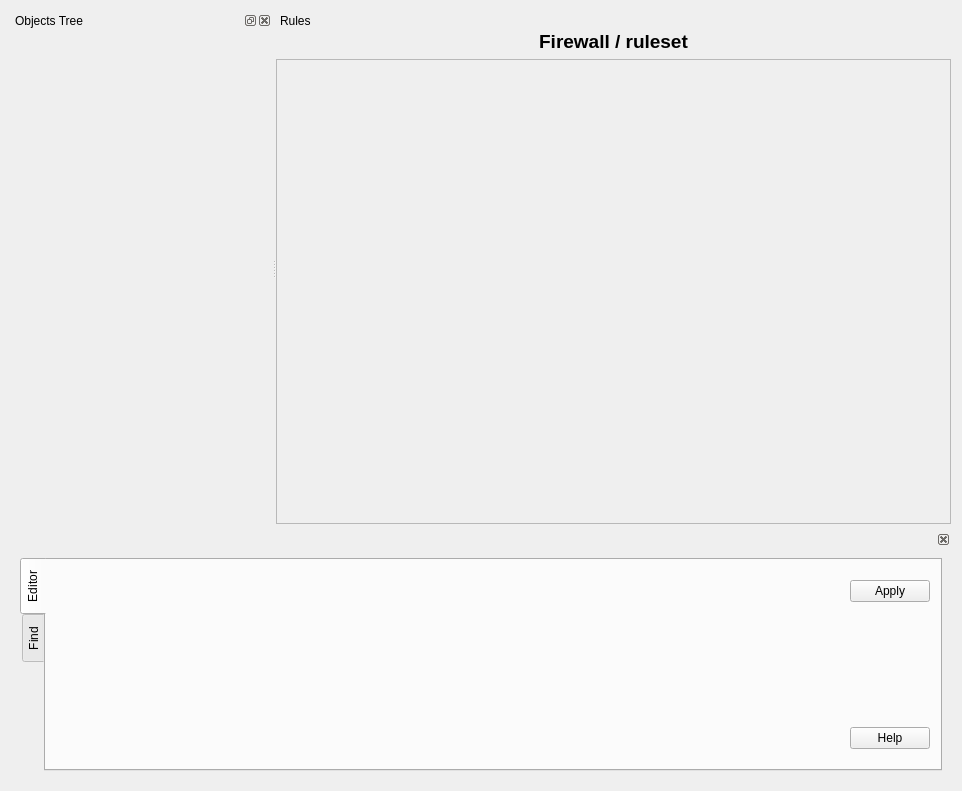
Above: src/gui/projectpanel_q.ui from fwbuilder/fwbuilder before the change. Below: the same form after it.
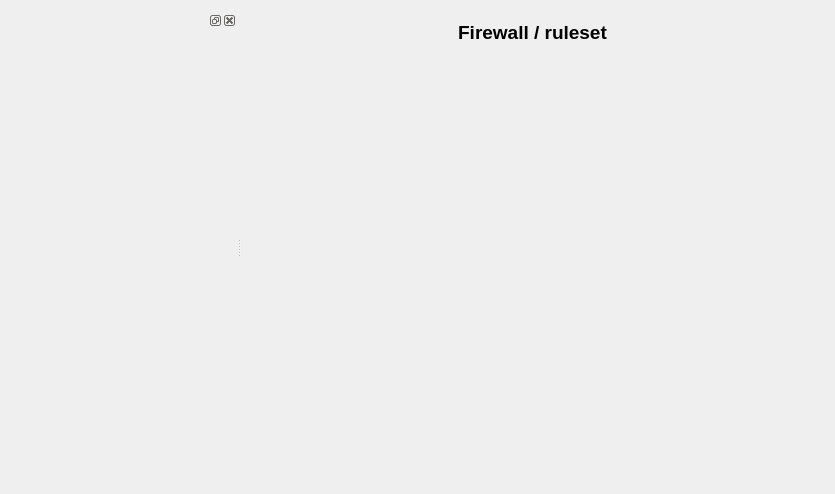
That is the form after the change. Icons and pictures are not drawn. Custom widgets are drawn as their Qt base class.

Commit message: editor panel docked into the main window rather than ProjectPanel

What changed in the file:
```diff
--- a/src/gui/projectpanel_q.ui
+++ b/src/gui/projectpanel_q.ui
@@ -5,8 +5,8 @@
    <rect>
     <x>0</x>
     <y>0</y>
-    <width>962</width>
-    <height>791</height>
+    <width>835</width>
+    <height>494</height>
    </rect>
   </property>
   <property name="windowTitle" >
@@ -16,7 +16,7 @@
    <iconset resource="MainRes.qrc" >
     <normaloff>:/Images/fwbuilder3.png</normaloff>:/Images/fwbuilder3.png</iconset>
   </property>
-  <layout class="QGridLayout" name="gridLayout" >
+  <layout class="QGridLayout" name="gridLayout_2" >
    <item row="0" column="0" >
     <widget class="QSplitter" name="topSplitter" >
      <property name="orientation" >
@@ -48,7 +48,7 @@
           <set>Qt::LeftDockWidgetArea</set>
          </property>
          <property name="windowTitle" >
-          <string>Objects Tree</string>
+          <string/>
          </property>
          <widget class="QWidget" name="dockWidgetContents" >
           <layout class="QGridLayout" name="gridLayout_4" >
@@ -96,291 +96,46 @@
       <property name="frameShadow" >
        <enum>QFrame::Raised</enum>
       </property>
-      <layout class="QGridLayout" name="rulesDockWidgetParentFrameLayout" >
-       <property name="margin" >
+      <layout class="QGridLayout" name="gridLayout" >
+       <property name="leftMargin" >
         <number>0</number>
        </property>
-       <item row="0" column="0" >
-        <widget class="QDockWidget" name="rulesDockWidget" >
-         <property name="sizePolicy" >
-          <sizepolicy vsizetype="Preferred" hsizetype="Expanding" >
-           <horstretch>0</horstretch>
-           <verstretch>0</verstretch>
-          </sizepolicy>
-         </property>
-         <property name="floating" >
-          <bool>false</bool>
-         </property>
-         <property name="features" >
-          <set>QDockWidget::NoDockWidgetFeatures</set>
-         </property>
-         <property name="allowedAreas" >
-          <set>Qt::AllDockWidgetAreas</set>
-         </property>
-         <property name="windowTitle" >
-          <string>Rules</string>
-         </property>
-         <widget class="QWidget" name="dockWidgetContents_2" >
-          <layout class="QGridLayout" name="gridLayout_3" >
-           <property name="margin" >
-            <number>0</number>
-           </property>
-           <item row="0" column="0" >
-            <widget class="QLabel" name="rulesetname" >
-             <property name="font" >
-              <font>
-               <pointsize>14</pointsize>
-               <weight>75</weight>
-               <bold>true</bold>
-              </font>
-             </property>
-             <property name="text" >
-              <string>Firewall / ruleset</string>
-             </property>
-             <property name="alignment" >
-              <set>Qt::AlignCenter</set>
-             </property>
-            </widget>
-           </item>
-           <item row="1" column="0" >
-            <widget class="QFrame" name="ruleSets2" >
-             <property name="sizePolicy" >
-              <sizepolicy vsizetype="Expanding" hsizetype="Preferred" >
-               <horstretch>0</horstretch>
-               <verstretch>144</verstretch>
-              </sizepolicy>
-             </property>
-             <property name="frameShape" >
-              <enum>QFrame::StyledPanel</enum>
-             </property>
-             <property name="frameShadow" >
-              <enum>QFrame::Raised</enum>
-             </property>
-             <layout class="QGridLayout" name="_2" >
-              <property name="margin" >
-               <number>0</number>
-              </property>
-              <property name="spacing" >
-               <number>0</number>
-              </property>
-              <item row="0" column="0" >
-               <widget class="QStackedWidget" name="ruleSets" >
-                <property name="currentIndex" >
-                 <number>1</number>
-                </property>
-                <widget class="QWidget" name="page" />
-                <widget class="QWidget" name="page_2" />
-               </widget>
-              </item>
-             </layout>
-            </widget>
-           </item>
-          </layout>
-         </widget>
-        </widget>
-       </item>
-      </layout>
-     </widget>
-    </widget>
-   </item>
-   <item row="1" column="0" >
-    <widget class="ObjectEditorDockWidget" name="bottomDockWidget" >
-     <property name="sizePolicy" >
-      <sizepolicy vsizetype="Fixed" hsizetype="Preferred" >
-       <horstretch>0</horstretch>
-       <verstretch>0</verstretch>
-      </sizepolicy>
-     </property>
-     <property name="maximumSize" >
-      <size>
-       <width>524287</width>
-       <height>250</height>
-      </size>
-     </property>
-     <property name="features" >
-      <set>QDockWidget::DockWidgetClosable</set>
-     </property>
-     <property name="allowedAreas" >
-      <set>Qt::BottomDockWidgetArea</set>
-     </property>
-     <widget class="QWidget" name="dockWidgetContents_5" >
-      <layout class="QGridLayout" name="gridLayout_6" >
+       <property name="topMargin" >
+        <number>10</number>
+       </property>
        <property name="rightMargin" >
-        <number>9</number>
+        <number>0</number>
+       </property>
+       <property name="bottomMargin" >
+        <number>0</number>
+       </property>
+       <property name="horizontalSpacing" >
+        <number>0</number>
        </property>
        <item row="0" column="0" >
-        <widget class="QTabWidget" name="bottomPanelTabWidget" >
-         <property name="sizePolicy" >
-          <sizepolicy vsizetype="Fixed" hsizetype="Expanding" >
-           <horstretch>0</horstretch>
-           <verstretch>0</verstretch>
-          </sizepolicy>
+        <widget class="QLabel" name="rulesetname" >
+         <property name="font" >
+          <font>
+           <pointsize>14</pointsize>
+           <weight>75</weight>
+           <bold>true</bold>
+          </font>
          </property>
-         <property name="maximumSize" >
-          <size>
-           <width>16777215</width>
-           <height>250</height>
-          </size>
+         <property name="text" >
+          <string>Firewall / ruleset</string>
          </property>
-         <property name="tabPosition" >
-          <enum>QTabWidget::West</enum>
+         <property name="alignment" >
+          <set>Qt::AlignCenter</set>
          </property>
+        </widget>
+       </item>
+       <item row="1" column="0" >
+        <widget class="QStackedWidget" name="ruleSets" >
          <property name="currentIndex" >
           <number>0</number>
          </property>
-         <property name="tabsClosable" stdset="0" >
-          <bool>false</bool>
-         </property>
-         <widget class="QWidget" name="tab_editor" >
-          <attribute name="title" >
-           <string>Editor</string>
-          </attribute>
-          <layout class="QGridLayout" name="gridLayout_5" >
-           <property name="leftMargin" >
-            <number>0</number>
-           </property>
-           <property name="topMargin" >
-            <number>0</number>
-           </property>
-           <property name="rightMargin" >
-            <number>10</number>
-           </property>
-           <property name="bottomMargin" >
-            <number>0</number>
-           </property>
-           <item row="0" column="0" >
-            <widget class="QStackedWidget" name="objectEditorStack" >
-             <property name="sizePolicy" >
-              <sizepolicy vsizetype="Preferred" hsizetype="Preferred" >
-               <horstretch>0</horstretch>
-               <verstretch>0</verstretch>
-              </sizepolicy>
-             </property>
-             <property name="minimumSize" >
-              <size>
-               <width>200</width>
-               <height>200</height>
-              </size>
-             </property>
-             <property name="maximumSize" >
-              <size>
-               <width>16777215</width>
-               <height>1677215</height>
-              </size>
-             </property>
-             <property name="focusPolicy" >
-              <enum>Qt::StrongFocus</enum>
-             </property>
-             <property name="frameShape" >
-              <enum>QFrame::NoFrame</enum>
-             </property>
-             <widget class="QWidget" name="WStackPage" >
-              <property name="sizePolicy" >
-               <sizepolicy vsizetype="Minimum" hsizetype="Preferred" >
-                <horstretch>0</horstretch>
-                <verstretch>0</verstretch>
-               </sizepolicy>
-              </property>
-             </widget>
-            </widget>
-           </item>
-           <item row="0" column="1" >
-            <layout class="QVBoxLayout" name="verticalLayout" >
-             <property name="topMargin" >
-              <number>20</number>
-             </property>
-             <property name="bottomMargin" >
-              <number>20</number>
-             </property>
-             <item>
-              <widget class="QPushButton" name="applyObjectEditorButton" >
-               <property name="sizePolicy" >
-                <sizepolicy vsizetype="Fixed" hsizetype="Fixed" >
-                 <horstretch>0</horstretch>
-                 <verstretch>0</verstretch>
-                </sizepolicy>
-               </property>
-               <property name="minimumSize" >
-                <size>
-                 <width>0</width>
-                 <height>0</height>
-                </size>
-               </property>
-               <property name="text" >
-                <string>Apply</string>
-               </property>
-              </widget>
-             </item>
-             <item>
-              <spacer name="verticalSpacer" >
-               <property name="orientation" >
-                <enum>Qt::Vertical</enum>
-               </property>
-               <property name="sizeHint" stdset="0" >
-                <size>
-                 <width>20</width>
-                 <height>40</height>
-                </size>
-               </property>
-              </spacer>
-             </item>
-             <item>
-              <widget class="QPushButton" name="helpObjectEditorButton" >
-               <property name="text" >
-                <string>Help</string>
-               </property>
-              </widget>
-             </item>
-            </layout>
-           </item>
-          </layout>
-         </widget>
-         <widget class="QWidget" name="tab_find" >
-          <attribute name="title" >
-           <string>Find</string>
-          </attribute>
-          <layout class="QGridLayout" name="gridLayout_7" >
-           <property name="margin" >
-            <number>0</number>
-           </property>
-           <item row="0" column="0" >
-            <widget class="QFrame" name="auxiliaryPanel" >
-             <property name="sizePolicy" >
-              <sizepolicy vsizetype="Minimum" hsizetype="Minimum" >
-               <horstretch>0</horstretch>
-               <verstretch>0</verstretch>
-              </sizepolicy>
-             </property>
-             <property name="minimumSize" >
-              <size>
-               <width>0</width>
-               <height>160</height>
-              </size>
-             </property>
-             <property name="maximumSize" >
-              <size>
-               <width>32767</width>
-               <height>32767</height>
-              </size>
-             </property>
-             <property name="frameShape" >
-              <enum>QFrame::NoFrame</enum>
-             </property>
-             <property name="frameShadow" >
-              <enum>QFrame::Plain</enum>
-             </property>
-             <layout class="QHBoxLayout" name="_3" >
-              <property name="spacing" >
-               <number>0</number>
-              </property>
-              <property name="margin" >
-               <number>11</number>
-              </property>
-             </layout>
-            </widget>
-           </item>
-          </layout>
-         </widget>
+         <widget class="QWidget" name="page" />
+         <widget class="QWidget" name="page_2" />
         </widget>
        </item>
       </layout>
@@ -396,12 +151,6 @@
    <header>ObjectManipulator.h</header>
    <container>1</container>
   </customwidget>
-  <customwidget>
-   <class>ObjectEditorDockWidget</class>
-   <extends>QDockWidget</extends>
-   <header location="global" >ObjectEditorDockWidget.h</header>
-   <container>1</container>
-  </customwidget>
  </customwidgets>
  <resources>
   <include location="MainRes.qrc" />
```
Left out of the diff: 2 changed lines with no effect on the pictures. The commit also changes 91 other files.
